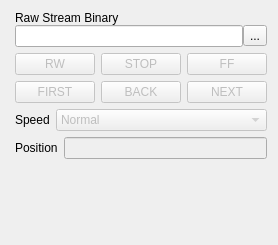
Old version of the form kame/forms/recordreaderform.ui in the repository northriv/KAME.
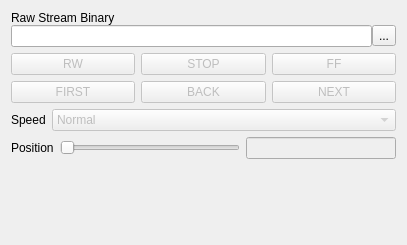
New version of the form.

What changed in the file:
```diff
--- a/kame/forms/recordreaderform.ui
+++ b/kame/forms/recordreaderform.ui
@@ -293,11 +293,51 @@
            </property>
           </widget>
          </item>
+         <item>
+          <widget class="QSlider" name="m_slPos">
+           <property name="toolTip">
+            <string>Where in the file the next record is, as a fraction of its size. Drag to go somewhere else; the reader lands on the first whole record after the point you let go.</string>
+           </property>
+           <property name="sizePolicy">
+            <sizepolicy hsizetype="Expanding" vsizetype="Fixed">
+             <horstretch>0</horstretch>
+             <verstretch>0</verstretch>
+            </sizepolicy>
+           </property>
+           <property name="minimumSize">
+            <size>
+             <width>180</width>
+             <height>0</height>
+            </size>
+           </property>
+           <property name="maximum">
+            <number>1000</number>
+           </property>
+           <property name="pageStep">
+            <number>50</number>
+           </property>
+           <property name="orientation">
+            <enum>Qt::Horizontal</enum>
+           </property>
+          </widget>
+         </item>
          <item>
           <widget class="QLineEdit" name="edTime">
            <property name="enabled">
             <bool>false</bool>
            </property>
+           <property name="sizePolicy">
+            <sizepolicy hsizetype="Preferred" vsizetype="Fixed">
+             <horstretch>0</horstretch>
+             <verstretch>0</verstretch>
+            </sizepolicy>
+           </property>
+           <property name="minimumSize">
+            <size>
+             <width>150</width>
+             <height>0</height>
+            </size>
+           </property>
           </widget>
          </item>
         </layout>
```
